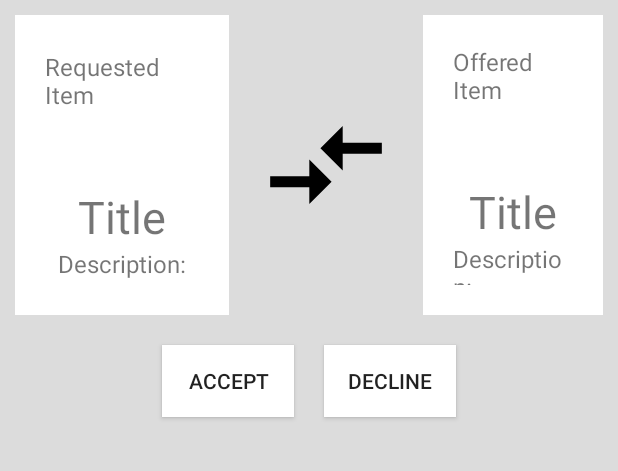
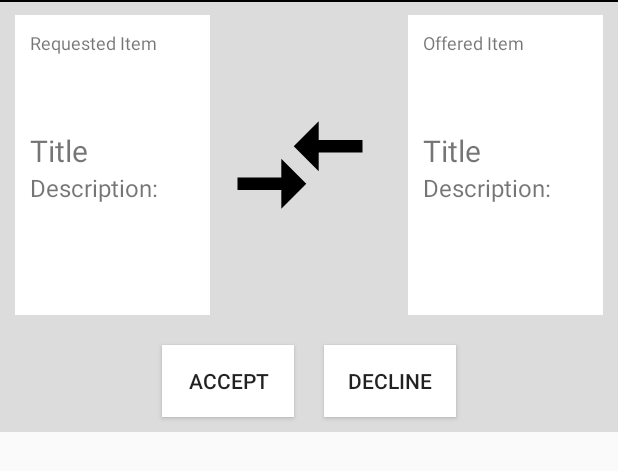
Before and after one commit to averma74/AndroidProject_PaceArcadian, an Android app: the layout trade_request_item.xml on its own in the app's theme, with its tools: preview values and no code run, on a phone screen of 412 x 824 dp. Shown: the top 471 px of the screen. Run offline under Robolectric (Android 15) with nearby library versions, the phone set to English and light mode, and no system bars.

Commit message:
final changes from my side

```diff
--- a/PaceArcadian/app/src/main/java/com/example/pacearcadian/TradeRequest.java
+++ b/PaceArcadian/app/src/main/java/com/example/pacearcadian/TradeRequest.java
@@ -23,10 +23,10 @@ public class TradeRequest {
     }
 
     String getStatus(){
-        if(mAccepted==true){
+        if(mAccepted){
             return "Completed";
         }
-        else if(mDeclined==true){
+        else if(mDeclined){
             return "Trade declined";
         }
         else{
--- a/PaceArcadian/app/src/main/java/com/example/pacearcadian/TradeRequests.java
+++ b/PaceArcadian/app/src/main/java/com/example/pacearcadian/TradeRequests.java
@@ -43,14 +43,12 @@ public class TradeRequests extends AppCompatActivity {
 
         //mItems.add(new TradeRequest("ID-1", "Tickets", "Endgame tickets", "ID-2", "Book", "Cracking the coding interview hardcopy"));
 
-        if(mItems.size() == 0){
-            mEmptyTradeRequests.setVisibility(View.VISIBLE);
-        }
         mAdapter = new TradeRequestRecyclerViewAdapter(TradeRequests.this, mItems);
         recyclerView.setAdapter(mAdapter);
 
         buttonClickListeners();
         fetchFromDatabase();
+
     }
 
     private void fetchFromDatabase() {
@@ -68,6 +66,12 @@ public class TradeRequests extends AppCompatActivity {
                     //}
                     mAdapter = new TradeRequestRecyclerViewAdapter(TradeRequests.this, mItems);
                     recyclerView.setAdapter(mAdapter);
+
+                if(mItems.size() == 0){
+                    mEmptyTradeRequests.setVisibility(View.VISIBLE);
+                }else{
+                    mEmptyTradeRequests.setVisibility(View.GONE);
+                }
                 //}
             }
 
--- a/PaceArcadian/app/src/main/res/layout/trade_request_item.xml
+++ b/PaceArcadian/app/src/main/res/layout/trade_request_item.xml
@@ -1,33 +1,29 @@
 <?xml version="1.0" encoding="utf-8"?>
-<LinearLayout
+<RelativeLayout
     xmlns:android="http://schemas.android.com/apk/res/android"
     android:layout_width="match_parent"
-    android:layout_height="match_parent"
-    android:layout_centerHorizontal="true"
-    android:orientation="vertical"
-    android:weightSum="3"
+    android:layout_height="wrap_content"
     android:background="@color/common_google_signin_btn_text_light_disabled">
 
-    <LinearLayout
+    <RelativeLayout
+        android:id="@+id/layout1"
         android:layout_width="match_parent"
-        android:layout_height="wrap_content"
-        android:orientation="horizontal">
+        android:layout_height="wrap_content">
 
         <LinearLayout
-            android:layout_width="wrap_content"
+            android:id="@+id/layout2"
+            android:layout_width="130dp"
             android:layout_height="200dp"
             android:background="@color/cardview_light_background"
             android:layout_margin="10dp"
-            android:gravity="center"
-            android:padding="20dp"
-            android:layout_weight="1"
+            android:padding="10dp"
             android:orientation="vertical">
 
             <TextView
                 android:layout_width="wrap_content"
                 android:layout_height="wrap_content"
                 android:text="@string/requested_item"
-                android:textSize="16sp"/>
+                android:textSize="12sp"/>
             <ImageView
                 android:id="@+id/my_item_image"
                 android:layout_width="50dp"
@@ -39,7 +35,7 @@
                 android:layout_width="wrap_content"
                 android:layout_height="wrap_content"
                 android:text="Title"
-                android:textSize="30sp"/>
+                android:textSize="20sp"/>
 
             <TextView
                 android:id="@+id/my_description"
@@ -51,28 +47,27 @@
         </LinearLayout>
 
         <ImageView
-            android:layout_weight="1"
+            android:id="@+id/layout3"
+            android:layout_toEndOf="@+id/layout2"
             android:layout_width="100dp"
+            android:layout_centerVertical="true"
             android:src="@drawable/ic_compare_arrows_black_24dp"
-            android:layout_height="200dp"
-            android:layout_margin="10dp"
-            android:gravity="center"/>
+            android:layout_height="100dp"/>
 
         <LinearLayout
-            android:layout_width="wrap_content"
+            android:layout_width="130dp"
             android:layout_height="200dp"
-            android:gravity="center"
-            android:padding="20dp"
+            android:padding="10dp"
             android:background="@color/cardview_light_background"
             android:layout_margin="10dp"
-            android:layout_weight="1"
+            android:layout_alignParentEnd="true"
             android:orientation="vertical">
 
             <TextView
                 android:layout_width="wrap_content"
                 android:layout_height="wrap_content"
                 android:text="@string/offered_item"
-                android:textSize="16sp"/>
+                android:textSize="12sp"/>
             <ImageView
                 android:id="@+id/offered_item_image"
                 android:layout_width="50dp"
@@ -84,7 +79,7 @@
                 android:layout_width="wrap_content"
                 android:layout_height="wrap_content"
                 android:text="Title"
-                android:textSize="30sp"/>
+                android:textSize="20sp"/>
 
             <TextView
                 android:id="@+id/offered_description"
@@ -94,12 +89,14 @@
                 android:textSize="16sp"/>
 
         </LinearLayout>
-    </LinearLayout>
+
+    </RelativeLayout>
 
     <LinearLayout
         android:layout_width="match_parent"
         android:layout_height="wrap_content"
         android:gravity="center"
+        android:layout_below="@+id/layout1"
         android:orientation="horizontal">
 
         <Button
@@ -119,4 +116,9 @@
 
     </LinearLayout>
 
-</LinearLayout>
+    <View
+        android:layout_width="match_parent"
+        android:layout_height="1dp"
+        android:background="@android:color/black"/>
+
+</RelativeLayout>
```
